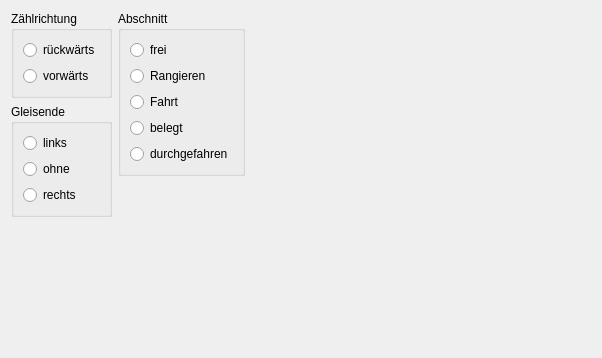
Qt form MRW-WidgetStudy/sectionstudy.ui (stmork/mrw-track-control-ng) before a commit.
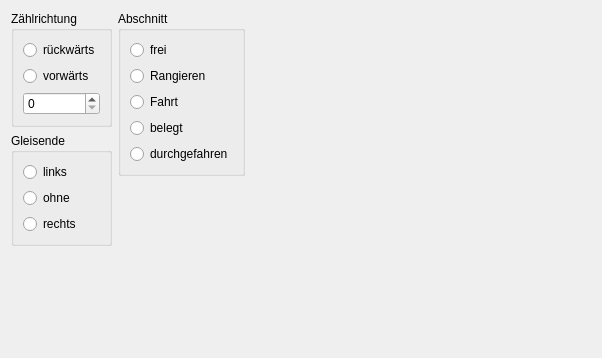
The same form after that commit. Custom widgets are drawn as their Qt base class.

```diff
--- a/MRW-WidgetStudy/sectionstudy.ui
+++ b/MRW-WidgetStudy/sectionstudy.ui
@@ -36,6 +36,13 @@
           </property>
          </widget>
         </item>
+        <item>
+         <widget class="QSpinBox" name="extensionBox">
+          <property name="maximum">
+           <number>4</number>
+          </property>
+         </widget>
+        </item>
        </layout>
       </widget>
      </item>
```
Left out of the diff: 13 changed lines with no effect on the pictures.
